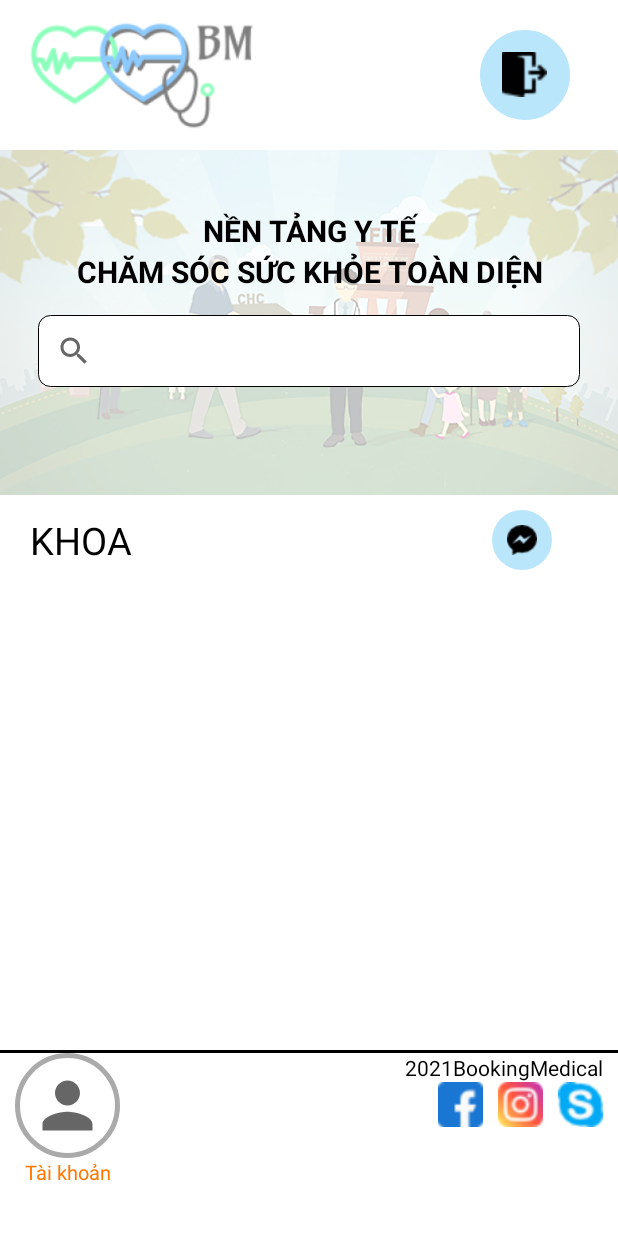
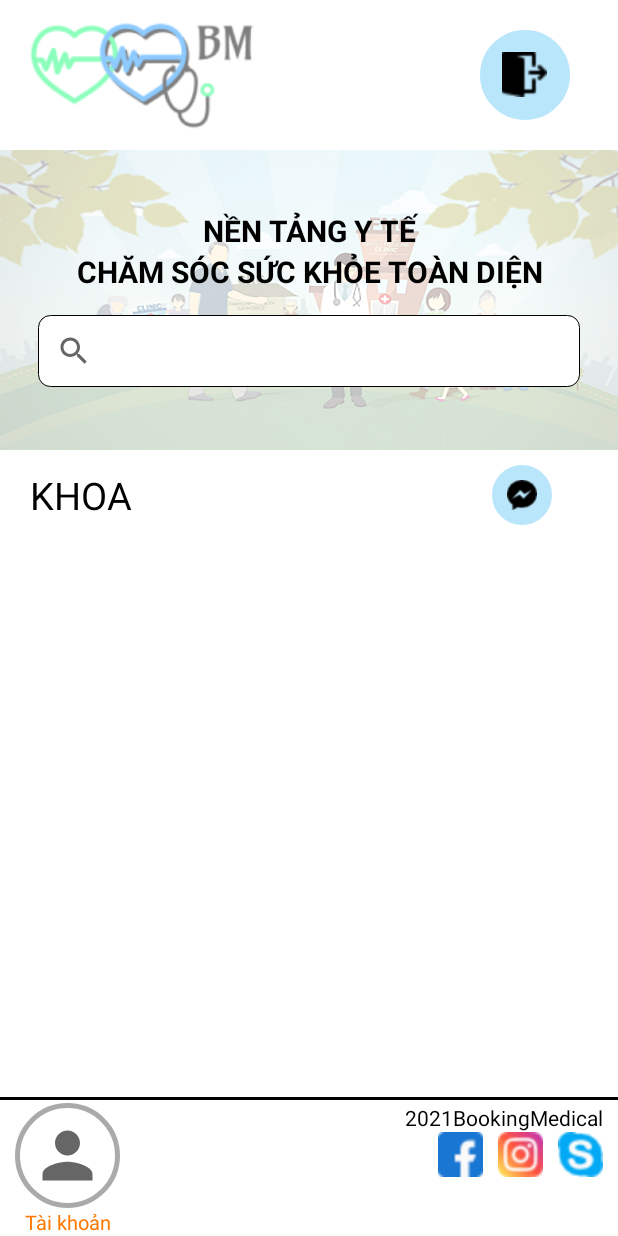
Before and after one commit to QuocNghia2000/BookingApp, an Android app: the mainScreenFragment screen opened directly, with no data from a screen before it, on a phone screen of 412 x 824 dp. Run offline under Robolectric (Android 15) with nearby library versions, the phone set to English and light mode, and no system bars; our stand-ins replace Firebase (no records; nobody signed in at launch, a user with empty details on screens opened directly).

Commit message:
Ron - Done search & edit view

```diff
--- a/app/src/main/java/com/android/bookingapp/viewmodel/ListChatAdapter.java
+++ b/app/src/main/java/com/android/bookingapp/viewmodel/ListChatAdapter.java
@@ -2,6 +2,7 @@ package com.android.bookingapp.viewmodel;
 
 import android.content.Context;
 import android.os.Bundle;
+import android.util.Log;
 import android.view.LayoutInflater;
 import android.view.View;
 import android.view.ViewGroup;
@@ -43,6 +44,7 @@ public class ListChatAdapter extends RecyclerView.Adapter<ListChatAdapter.MyView
         this.id_user = id_user;
         this.listMess = new ArrayList<>();
         this.listContact = new ArrayList<>();
+        this.listContactAll = new ArrayList<>();
         this.context = context;
         getListMessUser();
     }
@@ -51,6 +53,7 @@ public class ListChatAdapter extends RecyclerView.Adapter<ListChatAdapter.MyView
         this.doctor = doctor;
         this.listMess = new ArrayList<>();
         this.listContactDoc = new ArrayList<>();
+        this.listContactDocAll = new ArrayList<>();
         this.context = context;
         getListMessDoctor();
     }
--- a/app/src/main/res/layout/fragment_main_screen.xml
+++ b/app/src/main/res/layout/fragment_main_screen.xml
@@ -5,14 +5,16 @@
     android:layout_height="match_parent"
     tools:context=".fragment.mainScreenFragment">
 
-    <LinearLayout
+    <RelativeLayout
         android:layout_width="match_parent"
         android:layout_height="match_parent"
         android:orientation="vertical">
 
         <LinearLayout
+            android:id="@+id/ll_bia_main"
             android:layout_width="match_parent"
             android:layout_height="wrap_content"
+            android:layout_alignParentStart="true"
             android:orientation="horizontal">
 
             <ImageView
@@ -42,8 +44,10 @@
         </LinearLayout>
 
         <LinearLayout
+            android:id="@+id/ll_searchview"
             android:layout_width="match_parent"
-            android:layout_height="230dp"
+            android:layout_height="200dp"
+            android:layout_below="@+id/ll_bia_main"
             android:orientation="vertical"
             android:background="@drawable/pic_nen">
 
@@ -81,8 +85,10 @@
         </LinearLayout>
 
         <LinearLayout
+            android:id="@+id/ll_khoa_main"
             android:layout_width="match_parent"
             android:layout_height="wrap_content"
+            android:layout_below="@+id/ll_searchview"
             android:orientation="horizontal">
 
             <TextView
@@ -116,18 +122,25 @@
 
         <androidx.recyclerview.widget.RecyclerView
             android:id="@+id/rv_department"
+            android:layout_below="@+id/ll_khoa_main"
+            android:layout_above="@id/fl_line"
             android:layout_width="match_parent"
-            android:layout_height="310dp" />
+            android:layout_height="match_parent" />
 
         <FrameLayout
+            android:id="@+id/fl_line"
             android:layout_width="match_parent"
             android:layout_height="2dp"
+            android:layout_above="@id/ll_bottom_main"
             android:background="@color/black">
         </FrameLayout>
 
         <LinearLayout
+            android:id="@+id/ll_bottom_main"
             android:layout_width="match_parent"
             android:layout_height="wrap_content"
+            android:layout_alignParentBottom="true"
+            android:layout_marginTop="2dp"
             android:layout_marginRight="10dp"
             android:orientation="vertical">
             <LinearLayout
@@ -166,9 +179,6 @@
                     </TextView>
 
                 </LinearLayout>
-
-
-
 
                 <LinearLayout
                     android:layout_width="match_parent"
@@ -217,7 +227,7 @@
             </LinearLayout>
         </LinearLayout>
 
-    </LinearLayout>
+    </RelativeLayout>
 
 
 </FrameLayout>
```
Also changed, not shown: app/src/main/res/layout/fragment_book.xml (+30 -7 lines), app/src/main/res/layout/fragment_detail_mess.xml (+20 -10 lines).
